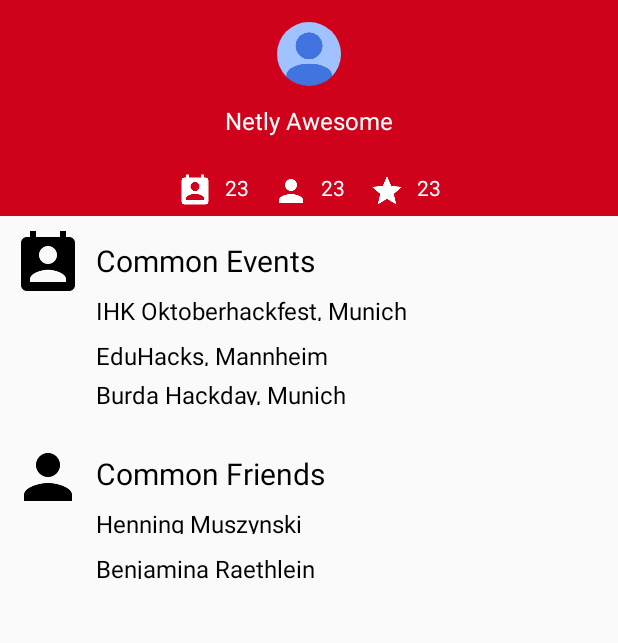
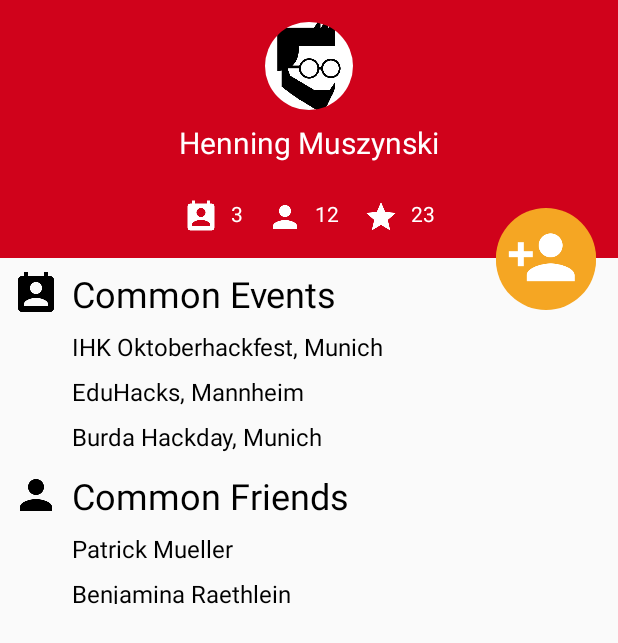
Before and after one commit to B3nRa/ohf-instact-android, an Android app: the layout activity_profile.xml on its own in the app's theme, with its tools: preview values and no code run, on a phone screen of 412 x 824 dp. Shown: the top 643 px of the screen. Run offline under Robolectric (Android 15) with nearby library versions, the phone set to English and light mode, and no system bars.

Commit message:
pre final version alpha of profile act.

```diff
--- a/app/src/main/java/hackerstolz/de/instact/ProfileActivity.java
+++ b/app/src/main/java/hackerstolz/de/instact/ProfileActivity.java
@@ -2,18 +2,32 @@ package hackerstolz.de.instact;
 
 import android.os.Bundle;
 import android.support.v7.app.AppCompatActivity;
+import android.util.Log;
 import android.view.Menu;
 import android.view.MenuItem;
+
+import java.util.List;
+import java.util.UUID;
+
+import hackerstolz.de.instact.p2p.ConnectionListener;
+import hackerstolz.de.instact.p2p.P2pKitDataProvider;
 
 /**
  * Created by muszy on 26-Sep-15.
  */
 public class ProfileActivity extends AppCompatActivity {
 
+    private static final String TAG = ProfileActivity.class.getName();
+
+    private P2pKitDataProvider p2pDataProvider;
+
     @Override
     protected void onCreate(Bundle savedInstanceState) {
         super.onCreate(savedInstanceState);
         setContentView(R.layout.activity_profile);
+
+        p2pDataProvider = new P2pKitDataProvider(this, new P2pConnectionListener());
+        p2pDataProvider.init();
     }
 
     @Override
@@ -37,4 +51,19 @@ public class ProfileActivity extends AppCompatActivity {
 
         return super.onOptionsItemSelected(item);
     }
+
+    public class P2pConnectionListener implements ConnectionListener {
+        @Override
+        public void onConnected() {
+            logCurrentPeers();
+        }
+
+        private void logCurrentPeers() {
+            List<UUID> peerIds = p2pDataProvider.getCurrentPeerIds();
+            Log.d(TAG, "===== CURRENT PEERS: ");
+            for(UUID peerId : peerIds) {
+                Log.d(TAG, "Peer: " + peerId);
+            }
+        }
+    }
 }
--- a/app/src/main/res/layout/activity_profile.xml
+++ b/app/src/main/res/layout/activity_profile.xml
@@ -7,7 +7,7 @@
     <RelativeLayout
         android:id="@+id/profile_header"
         android:layout_width="match_parent"
-        android:layout_height="144dp"
+        android:layout_height="172dp"
         android:layout_alignParentLeft="true"
         android:layout_alignParentRight="true"
         android:layout_alignParentTop="true"
@@ -15,12 +15,13 @@
 
         <com.pkmmte.circularimageview.CircularImageView
             android:id="@+id/user_avatar"
-            android:layout_width="48dp"
-            android:layout_height="48dp"
+            android:layout_width="64dp"
+            android:layout_height="64dp"
             android:layout_centerHorizontal="true"
             android:layout_marginTop="12dp"
             android:scaleType="centerCrop"
-            android:src="@drawable/default_avatar"
+            android:src="@drawable/default_avatar_hs"
+            android:clickable="true"
             app:civ_border="false"
             app:civ_selector="true"
             app:civ_selector_color="@android:color/transparent"
@@ -34,10 +35,10 @@
             android:layout_height="wrap_content"
             android:layout_below="@id/user_avatar"
             android:layout_centerHorizontal="true"
-            android:layout_marginTop="8dp"
+            android:layout_marginTop="4dp"
             android:text="@string/default_username"
             android:textColor="@color/primary_text_color"
-            android:textSize="16sp" />
+            android:textSize="20sp" />
 
         <LinearLayout
             android:id="@+id/ll_icon_bar"
@@ -46,6 +47,7 @@
             android:layout_below="@id/tv_username"
             android:layout_centerHorizontal="true"
             android:layout_marginTop="24dp"
+            android:layout_marginBottom="8dp"
             android:orientation="horizontal">
 
             <ImageView
@@ -60,7 +62,7 @@
                 android:layout_width="wrap_content"
                 android:layout_height="wrap_content"
                 android:layout_marginLeft="8dp"
-                android:text="@string/default_icon_text"
+                android:text="@string/default_icon_text1"
                 android:textColor="@color/primary_text_color"
                 android:textSize="14sp" />
 
@@ -77,7 +79,7 @@
                 android:layout_width="wrap_content"
                 android:layout_height="wrap_content"
                 android:layout_marginLeft="8dp"
-                android:text="@string/default_icon_text"
+                android:text="@string/default_icon_text2"
                 android:textColor="@color/primary_text_color"
                 android:textSize="14sp" />
 
@@ -94,16 +96,33 @@
                 android:layout_width="wrap_content"
                 android:layout_height="wrap_content"
                 android:layout_marginLeft="8dp"
-                android:text="@string/default_icon_text"
+                android:text="@string/default_icon_text3"
                 android:textColor="@color/primary_text_color"
                 android:textSize="14sp" />
         </LinearLayout>
     </RelativeLayout>
 
+
+    <com.pkmmte.circularimageview.CircularImageView
+        android:id="@+id/connect_profile_btn"
+        android:layout_width="72dp"
+        android:layout_height="72dp"
+        android:layout_alignParentRight="true"
+        android:layout_marginTop="136dp"
+        android:layout_marginRight="12dp"
+        android:src="@drawable/ic_person_add_orange_48dp_2"
+        app:civ_border="false"
+        app:civ_selector="true"
+        app:civ_selector_color="@android:color/transparent"
+        app:civ_selector_stroke_color="@color/theme_primary"
+        app:civ_selector_stroke_width="1dp"
+        app:civ_shadow="true" />
+
+
     <ImageView
         android:id="@+id/common_events_icon_big"
-        android:layout_width="48dp"
-        android:layout_height="48dp"
+        android:layout_width="32dp"
+        android:layout_height="32dp"
         android:layout_alignParentLeft="true"
         android:layout_alignParentStart="true"
         android:layout_below="@id/profile_header"
@@ -115,20 +134,20 @@
     <TextView
         android:id="@+id/common_events_heading"
         android:layout_width="wrap_content"
-        android:layout_height="24dp"
+        android:layout_height="wrap_content"
         android:layout_below="@id/profile_header"
-        android:layout_marginTop="16dp"
+        android:layout_marginTop="7dp"
         android:layout_toRightOf="@id/common_events_icon_big"
         android:text="@string/common_events"
         android:textColor="@android:color/black"
-        android:textSize="20dp" />
+        android:textSize="24sp" />
     <!-- Example events -->
     <TextView
         android:id="@+id/ex1_event"
         android:layout_width="wrap_content"
-        android:layout_height="18dp"
+        android:layout_height="wrap_content"
         android:layout_below="@id/common_events_heading"
-        android:layout_marginTop="12dp"
+        android:layout_marginTop="8dp"
         android:layout_toRightOf="@id/common_events_icon_big"
         android:text="@string/common_events_ex1"
         android:textColor="@android:color/black"
@@ -137,9 +156,9 @@
     <TextView
         android:id="@+id/ex2_event"
         android:layout_width="wrap_content"
-        android:layout_height="18dp"
+        android:layout_height="wrap_content"
         android:layout_below="@id/ex1_event"
-        android:layout_marginTop="12dp"
+        android:layout_marginTop="8dp"
         android:layout_toRightOf="@id/common_events_icon_big"
         android:text="@string/common_events_ex2"
         android:textColor="@android:color/black"
@@ -148,7 +167,7 @@
     <TextView
         android:id="@+id/ex3_event"
         android:layout_width="wrap_content"
-        android:layout_height="18dp"
+        android:layout_height="wrap_content"
         android:layout_below="@id/ex2_event"
         android:layout_marginTop="8dp"
         android:layout_toRightOf="@id/common_events_icon_big"
@@ -159,33 +178,33 @@
 
     <ImageView
         android:id="@+id/common_friends_icon_big"
-        android:layout_width="48dp"
-        android:layout_height="48dp"
+        android:layout_width="32dp"
+        android:layout_height="32dp"
         android:layout_alignParentLeft="true"
         android:layout_alignParentStart="true"
         android:layout_below="@id/ex3_event"
         android:layout_marginLeft="8dp"
         android:layout_marginRight="8dp"
-        android:layout_marginTop="24dp"
+        android:layout_marginTop="12dp"
         android:src="@drawable/ic_person_black_48dp" />
 
     <TextView
         android:id="@+id/common_friends_heading"
         android:layout_width="wrap_content"
-        android:layout_height="24dp"
+        android:layout_height="wrap_content"
         android:layout_below="@id/ex3_event"
-        android:layout_marginTop="32dp"
+        android:layout_marginTop="12dp"
         android:layout_toRightOf="@id/common_events_icon_big"
         android:text="@string/common_friends"
         android:textColor="@android:color/black"
-        android:textSize="20dp" />
-    <!-- Example events -->
+        android:textSize="24sp" />
+    <!-- Example Friends -->
     <TextView
         android:id="@+id/ex1_friend"
         android:layout_width="wrap_content"
         android:layout_height="18dp"
         android:layout_below="@id/common_friends_heading"
-        android:layout_marginTop="12dp"
+        android:layout_marginTop="8dp"
         android:layout_toRightOf="@id/common_friends_icon_big"
         android:text="@string/common_friends_ex1"
         android:textColor="@android:color/black"
--- a/app/src/main/res/values/strings.xml
+++ b/app/src/main/res/values/strings.xml
@@ -12,14 +12,16 @@
     <string name="username_hint">Your name</string>
     <string name="tags_hint">Tags</string>
     <string name="btn_continue">Continue</string>
-    <string name="default_username">Netly Awesome</string>
-    <string name="default_icon_text">23</string>
+    <string name="default_username">Henning Muszynski</string>
+    <string name="default_icon_text1">3</string>
+    <string name="default_icon_text2">12</string>
+    <string name="default_icon_text3">23</string>
     <string name="common_events">Common Events</string>
     <string name="common_friends">Common Friends</string>
 
     <string name="common_events_ex1">IHK Oktoberhackfest, Munich</string>
     <string name="common_events_ex2">EduHacks, Mannheim</string>
     <string name="common_events_ex3">Burda Hackday, Munich</string>
-    <string name="common_friends_ex1">Henning Muszynski</string>
+    <string name="common_friends_ex1">Patrick Mueller</string>
     <string name="common_friends_ex2">Benjamina Raethlein</string>
 </resources>
```
Also changed, not shown: app/src/main/res/drawable/default_avatar_hs.png (added), app/src/main/res/drawable/ic_person_add_orange_48dp.png (added), app/src/main/res/drawable/ic_person_add_orange_48dp_2.png (added).
